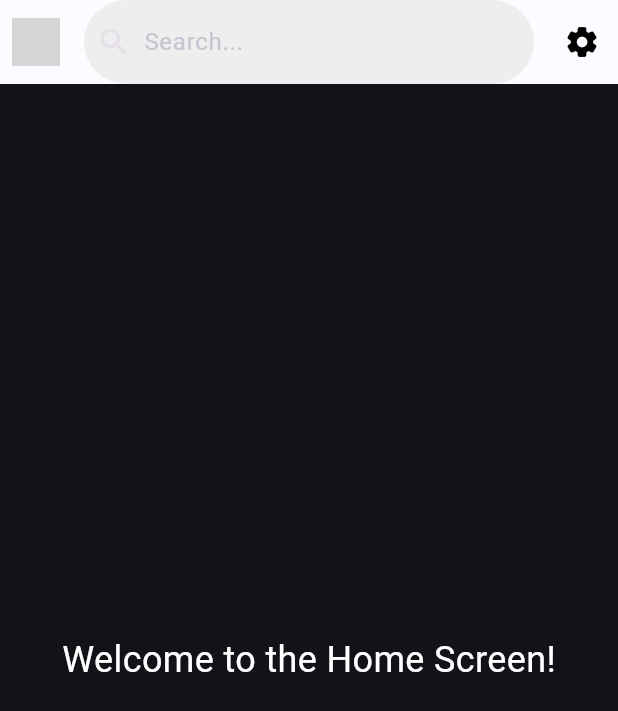
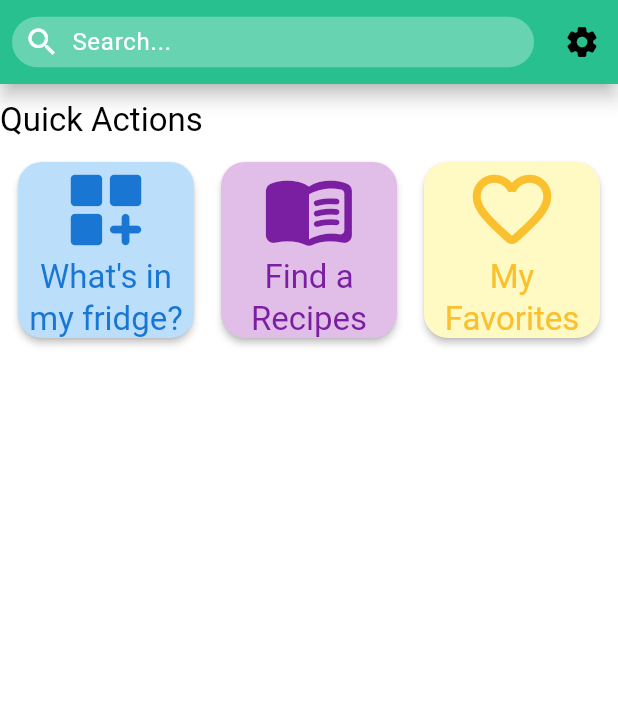
Before and after one commit to RichardIli/Smart-Recipe, a Flutter app: the screen it shows after launch, on a phone screen of 412 x 824 dp. Shown: the top 711 px of the screen. Run offline on Flutter 3.47's test engine with Material 3 defaults, Android fonts, the phone set to English and light mode, and no system bars; drawn by our look-alikes of flutter_animate; our stand-ins replace page_transition; grey boxes are pictures that could not be loaded.

Commit message:
add: HomeScreen, AppBar, and QuickActions Cards

```diff
--- a/lib/Screens/home_screen.dart
+++ b/lib/Screens/home_screen.dart
@@ -1,4 +1,5 @@
 import 'package:flutter/material.dart';
+import 'package:flutter_animate/flutter_animate.dart';
 import 'package:smart_recipe_app/SharedComponents/custom_appbar.dart';
 
 class HomeScreen extends StatelessWidget {
@@ -16,13 +17,116 @@ class HomeScreen extends StatelessWidget {
           logoAsset: 'assets/logo.png', // Replace with your logo asset path
           actionIcon: Icons.settings_rounded,
         ),
-        body: Center(
-          child: Text(
-            'Welcome to the Home Screen!',
-            style: TextStyle(fontSize: 24, color: Colors.white),
+        body: Padding(
+          padding: const EdgeInsets.symmetric(vertical: 10.0),
+          child: Column(
+            crossAxisAlignment: CrossAxisAlignment.start,
+            mainAxisAlignment: MainAxisAlignment.start,
+            spacing: 10,
+            children: [
+              Text(
+                "Quick Actions",
+                style: Theme.of(context).textTheme.titleLarge,
+              ),
+              // customrow
+              Center(
+                child: LayoutBuilder(
+                  builder: (context, constraints) {
+                    final double cardSize =
+                        constraints.maxWidth / 3 - 12; // 3 cards, 12px spacing
+                    return Row(
+                      mainAxisAlignment: MainAxisAlignment.center,
+                      spacing: 10,
+                      children: [
+                        QuickActionsCard(
+                          bgColor: Colors.blue[100]!,
+                          lblColor: Colors.blue[700]!,
+                          lbl: "What's in my fridge?",
+                          icon: Icons.dashboard_customize_rounded,
+                          size: cardSize,
+                        ),
+                        QuickActionsCard(
+                          bgColor: Colors.purple[100]!,
+                          lblColor: Colors.purple[700]!,
+                          lbl: "Find a Recipes",
+                          icon: Icons.menu_book_rounded,
+                          size: cardSize,
+                        ),
+                        QuickActionsCard(
+                          bgColor: Colors.yellow[100]!,
+                          lblColor: Colors.yellow[700]!,
+                          lbl: "My Favorites",
+                          icon: Icons.favorite_outline_rounded,
+                          size: cardSize,
+                        ),
+                      ],
+                    );
+                  },
+                ),
+              ),
+            ],
           ),
         ),
       ),
     );
   }
 }
+
+class QuickActionsCard extends StatefulWidget {
+  const QuickActionsCard({
+    super.key,
+    required this.lbl,
+    required this.icon,
+    required this.lblColor,
+    required this.bgColor,
+    this.onTap,
+    this.size = 100,
+  });
+
+  final String lbl;
+  final IconData icon;
+  final VoidCallback? onTap;
+  final double size;
+  final Color lblColor;
+  final Color bgColor;
+
+  @override
+  State<QuickActionsCard> createState() => _QuickActionsCardState();
+}
+
+class _QuickActionsCardState extends State<QuickActionsCard> {
+  bool _zoomed = false;
+
+  void _handleTap() async {
+    setState(() => _zoomed = true);
+    await Future.delayed(const Duration(milliseconds: 150));
+    setState(() => _zoomed = false);
+    if (widget.onTap != null) widget.onTap!();
+  }
+
+  @override
+  Widget build(BuildContext context) {
+    return SizedBox.square(
+      dimension: widget.size,
+      child: GestureDetector(
+        onTap: _handleTap,
+        child: Card(
+          color: widget.bgColor,
+          child: Column(
+            mainAxisAlignment: MainAxisAlignment.center,
+            crossAxisAlignment: CrossAxisAlignment.center,
+            children: [
+              Icon(widget.icon, size: widget.size * 0.5, color: widget.lblColor),
+              Text(
+                widget.lbl,
+                style: Theme.of(context).textTheme.titleLarge!.copyWith(color: widget.lblColor),
+                textAlign: TextAlign.center,
+              ),
+            ],
+          ),
+        ).animate(target: _zoomed ? 1 : 0)
+         .scaleXY(begin: 1.0, end: 1.05, duration: 150.ms, curve: Curves.easeInOut),
+      ),
+    );
+  }
+}
--- a/lib/SharedComponents/custom_appbar.dart
+++ b/lib/SharedComponents/custom_appbar.dart
@@ -20,30 +20,31 @@ class CustomAppBar extends StatelessWidget implements PreferredSizeWidget {
   @override
   Widget build(BuildContext context) {
     return AppBar(
-      backgroundColor: Colors.white,
-      elevation: 2,
+      elevation: 5,
       titleSpacing: 0,
+      shadowColor: Colors.black,
       title: Row(
         children: [
           // Logo on the left
-          if (logoAsset != null)
-            Padding(
-              padding: const EdgeInsets.symmetric(horizontal: 8.0),
-              child: Image.asset(
-                logoAsset!,
-                height: 32,
-              ),
-            ),
+          // if (logoAsset != null)
+          //   Padding(
+          //     padding: const EdgeInsets.symmetric(horizontal: 8.0),
+          //     child: Image.asset(logoAsset!, height: 32),
+          //   ),
           // SearchBar widget in the middle
           Expanded(
+            child: Center(
               child: Padding(
                 padding: const EdgeInsets.symmetric(horizontal: 8.0),
+                child: SizedBox(
+                  height: kToolbarHeight * 0.6, // Reduce height of SearchBar
                   child: SearchBar(
                     controller: searchController,
                     hintText: 'Search...',
                     leading: const Icon(Icons.search),
                     elevation: WidgetStatePropertyAll(0),
-                backgroundColor: WidgetStatePropertyAll(Colors.grey[200]),
+                  ),
+                ),
               ),
             ),
           ),
--- a/lib/Themes/themes.dart
+++ b/lib/Themes/themes.dart
@@ -2,7 +2,7 @@ import 'package:flutter/material.dart';
 
 // Recommended color palette
 const Color kPrimaryColor = Colors.white;
-const Color kSecondaryColor = Color(0xFF388E3C); // Material green
+const Color kSecondaryColor = Color(0xFF10b981); // Material green
 const Color kAccentColor = Color(0xFF8E24AA); // Material purple
 
 final ThemeData appTheme = ThemeData(
@@ -19,12 +19,12 @@ final ThemeData appTheme = ThemeData(
     tertiary: kAccentColor,
   ),
   appBarTheme: const AppBarTheme(
-    backgroundColor: kPrimaryColor,
-    foregroundColor: Colors.black,
+    backgroundColor: kSecondaryColor, // Use transparent for gradient
+    foregroundColor: Colors.transparent,
     elevation: 2,
-    iconTheme: IconThemeData(color: kSecondaryColor),
+    iconTheme: IconThemeData(color: kPrimaryColor),
     titleTextStyle: TextStyle(
-      color: Colors.black,
+      color: kPrimaryColor,
       fontWeight: FontWeight.bold,
       fontSize: 20,
     ),
@@ -37,15 +37,11 @@ final ThemeData appTheme = ThemeData(
     style: ElevatedButton.styleFrom(
       backgroundColor: kSecondaryColor,
       foregroundColor: Colors.white,
-      shape: RoundedRectangleBorder(
-        borderRadius: BorderRadius.circular(12),
-      ),
+      shape: RoundedRectangleBorder(borderRadius: BorderRadius.circular(12)),
     ),
   ),
   textButtonTheme: TextButtonThemeData(
-    style: TextButton.styleFrom(
-      foregroundColor: kAccentColor,
-    ),
+    style: TextButton.styleFrom(foregroundColor: kAccentColor),
   ),
   iconTheme: const IconThemeData(color: kAccentColor),
   inputDecorationTheme: InputDecorationTheme(
@@ -60,11 +56,12 @@ final ThemeData appTheme = ThemeData(
   cardTheme: CardThemeData(
     color: kPrimaryColor,
     elevation: 2,
-    shape: RoundedRectangleBorder(
-      borderRadius: BorderRadius.circular(16),
-    ),
+    shape: RoundedRectangleBorder(borderRadius: BorderRadius.circular(16)),
   ),
-  progressIndicatorTheme: const ProgressIndicatorThemeData(
-    color: kAccentColor,
+  progressIndicatorTheme: const ProgressIndicatorThemeData(color: kAccentColor),
+  searchBarTheme: SearchBarThemeData(
+    backgroundColor: WidgetStatePropertyAll(kPrimaryColor.withValues(alpha: 0.3)),
+    textStyle: WidgetStatePropertyAll(TextStyle(color: Colors.black)),
+    hintStyle: WidgetStatePropertyAll(TextStyle(color: kPrimaryColor)),
   ),
 );
--- a/lib/main.dart
+++ b/lib/main.dart
@@ -1,4 +1,5 @@
 import 'package:flutter/material.dart';
+import 'package:smart_recipe_app/Themes/themes.dart';
 import 'package:smart_recipe_app/routes/routes.dart';
 
 void main() {
@@ -13,7 +14,7 @@ class MyApp extends StatelessWidget {
   Widget build(BuildContext context) {
     return MaterialApp(
       title: 'Flutter Demo',
-      theme: ThemeData.dark(useMaterial3: true),
+      theme: appTheme,
       onGenerateRoute: generateRoute,
       initialRoute: homeScreen,
     );
--- a/pubspec.yaml
+++ b/pubspec.yaml
@@ -36,6 +36,7 @@ dependencies:
   cupertino_icons: ^1.0.8
   flutter_bloc: ^9.1.1
   page_transition: ^2.2.1
+  flutter_animate: ^4.5.2
 
 dev_dependencies:
   flutter_test:
```
Also changed, not shown: pubspec.lock. Lines whose indentation alone changed are shown as unchanged.
